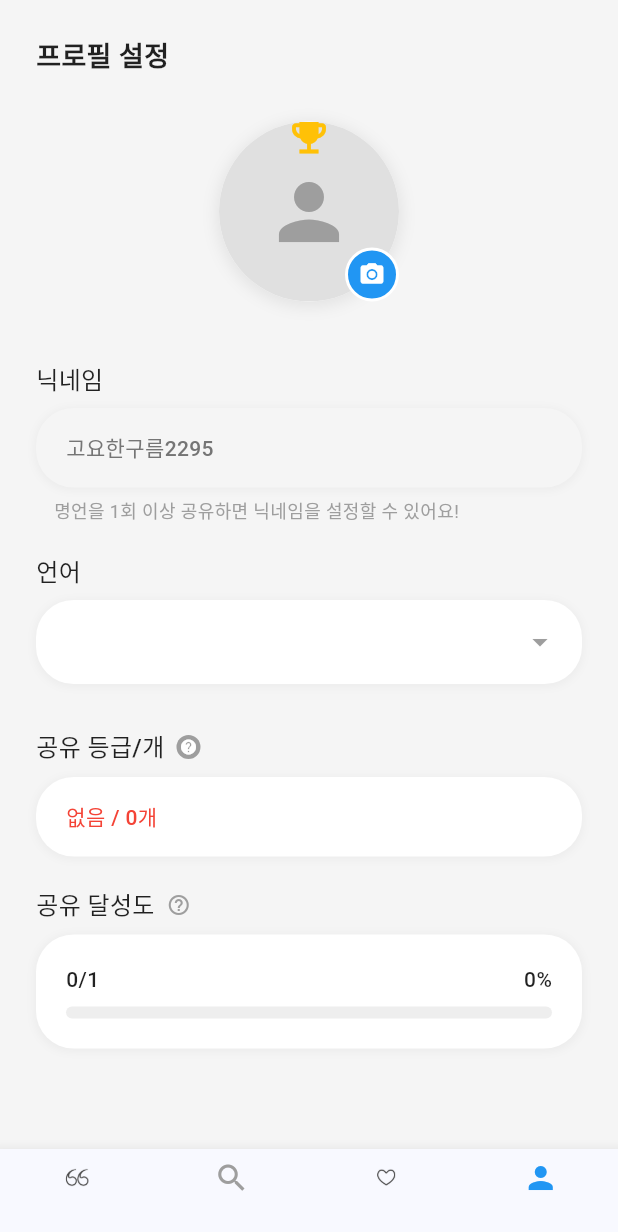
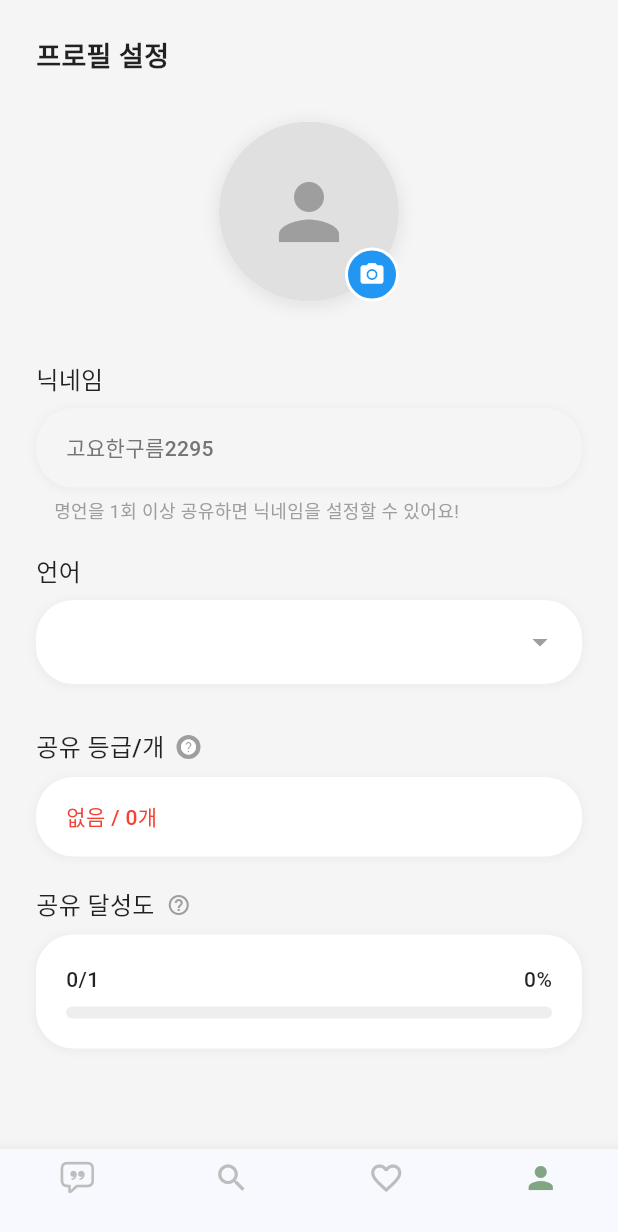
Before and after one commit to hshan608/HealingHi_Flutter, a Flutter app: the screen it shows after launch, item 4 of the bottom bar chosen, on a phone screen of 412 x 824 dp. Shown: the top 1232 px of the screen. Run offline on Flutter 3.47's test engine with Material 3 defaults, Android fonts, the phone set to English and light mode, and no system bars; our stand-ins replace device_info_plus, flutter_dotenv, image_cropper, image_picker, like_button, share_plus and 1 more; missing offline and left inert: home_widget; accounts and stored records are empty; Roboto replaces fonts that are missing (Pretendard).

Commit message:
feat: enhance bottom navigation bar with custom colors and icons

```diff
--- a/lib/main.dart
+++ b/lib/main.dart
@@ -1,4 +1,5 @@
 import 'package:flutter/material.dart';
+import 'package:flutter/cupertino.dart';
 import 'package:supabase_flutter/supabase_flutter.dart';
 import 'package:flutter_dotenv/flutter_dotenv.dart';
 import 'package:home_widget/home_widget.dart';
@@ -145,6 +146,9 @@ class _MainScreenState extends State<MainScreen> {
 
   @override
   Widget build(BuildContext context) {
+    const activeGreen = Color(0xFF81A684); // 활성화 시 진한 녹색
+    const inactiveGrey = Color(0xFFBDBDBD); // 비활성화 시 회색
+
     return Scaffold(
       body: _screens[_currentIndex],
       bottomNavigationBar: BottomNavigationBar(
@@ -155,28 +159,42 @@ class _MainScreenState extends State<MainScreen> {
             _currentIndex = index;
           });
         },
-        selectedItemColor: Colors.blue,
-        unselectedItemColor: Colors.grey,
+        selectedItemColor: Colors.transparent, // 개별 색상 사용
+        unselectedItemColor: Colors.transparent, // 개별 색상 사용
         iconSize: 24,
         items: [
           BottomNavigationBarItem(
-            icon: SizedBox(
-              width: 24,
-              height: 24,
-              child: Image.asset('assets/quotes1.png', fit: BoxFit.contain),
+            icon: Icon(
+              CupertinoIcons.quote_bubble,
+              color: _currentIndex == 0 ? activeGreen : inactiveGrey,
             ),
             label: '',
           ),
-          const BottomNavigationBarItem(icon: Icon(Icons.search), label: ''),
           BottomNavigationBarItem(
-            icon: SizedBox(
-              width: 24,
-              height: 24,
-              child: Image.asset('assets/heart1-1.png', fit: BoxFit.contain),
+            icon: Icon(
+              Icons.search,
+              color: _currentIndex == 1 ? activeGreen : inactiveGrey,
             ),
             label: '',
           ),
-          const BottomNavigationBarItem(icon: Icon(Icons.person), label: ''),
+          BottomNavigationBarItem(
+            icon: Icon(
+              Icons.favorite_border,
+              color: _currentIndex == 2 ? Colors.pink : inactiveGrey,
+            ),
+            activeIcon: Icon(
+              Icons.favorite,
+              color: Colors.pink,
+            ),
+            label: '',
+          ),
+          BottomNavigationBarItem(
+            icon: Icon(
+              Icons.person,
+              color: _currentIndex == 3 ? activeGreen : inactiveGrey,
+            ),
+            label: '',
+          ),
         ],
       ),
     );
--- a/lib/setting_page.dart
+++ b/lib/setting_page.dart
@@ -479,19 +479,19 @@ class _MyPageScreenState extends State<MyPageScreen> {
                           ),
                         ),
                         // 월계관 장식 이미지 사용 대신 아이콘만 표시
-                        const Positioned(
-                          top: -10,
-                          left: -10,
-                          right: -10,
-                          child: SizedBox(
-                            height: 40,
-                            child: Icon(
-                              Icons.emoji_events,
-                              color: Colors.amber,
-                              size: 30,
-                            ),
-                          ),
-                        ),
+                        // const Positioned(
+                        //   top: -10,
+                        //   left: -10,
+                        //   right: -10,
+                        //   child: SizedBox(
+                        //     height: 40,
+                        //     child: Icon(
+                        //       Icons.emoji_events,
+                        //       color: Colors.amber,
+                        //       size: 30,
+                        //     ),
+                        //   ),
+                        // ),
                       ],
                     ),
                   ),
```
